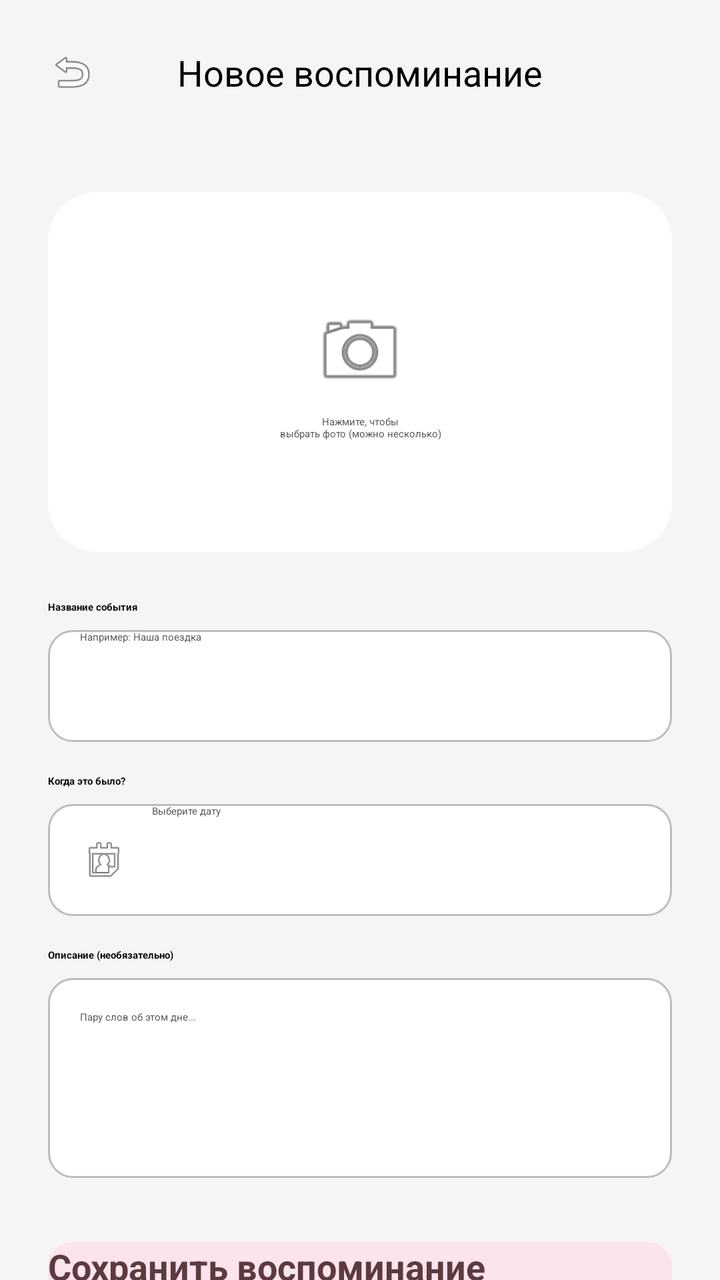
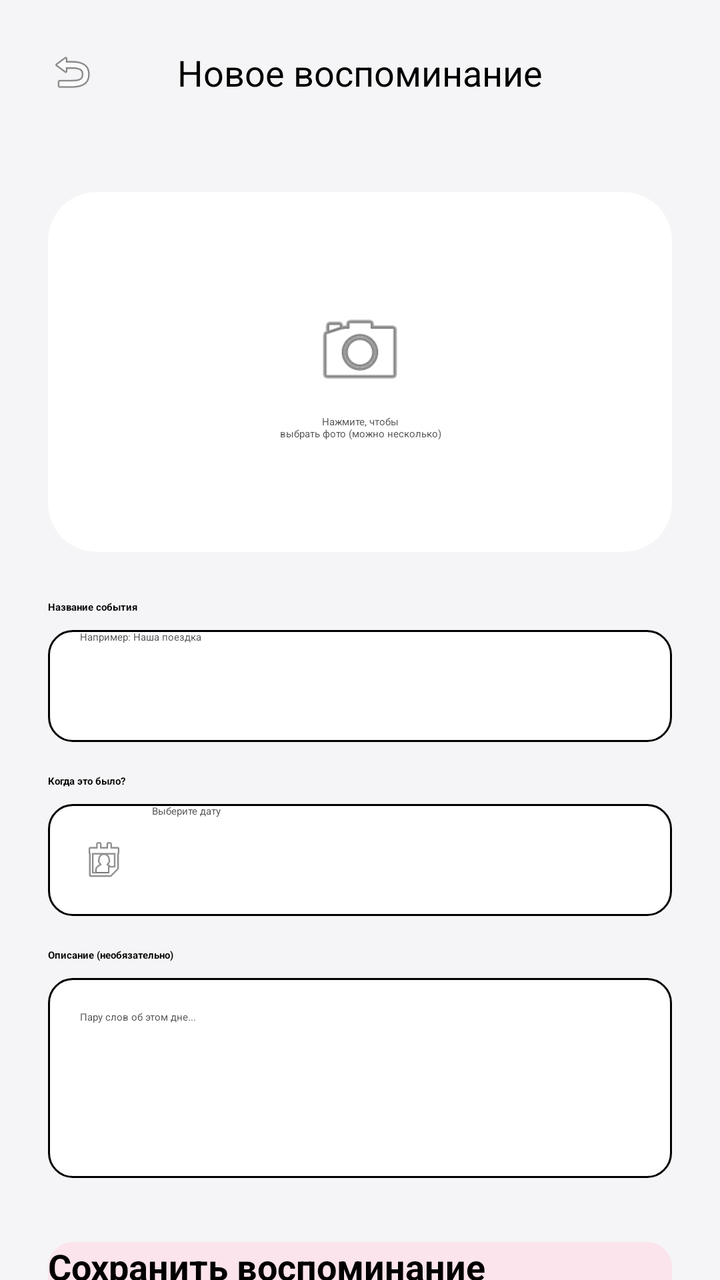

Screens rendered from an Android XML layout before and after an edit, with the pre-edit source and the edit as a unified diff.
<!-- AndroidManifest.xml: application theme Theme.App.Starting -->
<!-- res/layout/add_memory_fragment.xml -->
<?xml version="1.0" encoding="utf-8"?>
<androidx.constraintlayout.widget.ConstraintLayout xmlns:android="http://schemas.android.com/apk/res/android"
    xmlns:app="http://schemas.android.com/apk/res-auto"
    xmlns:tools="http://schemas.android.com/tools"
    android:layout_width="match_parent"
    android:layout_height="match_parent"
    android:background="@color/background_light">

    
    <androidx.constraintlayout.widget.ConstraintLayout
        android:id="@+id/topBar"
        android:layout_width="match_parent"
        android:layout_height="wrap_content"
        android:padding="16dp"
        app:layout_constraintTop_toTopOf="parent">

        <ImageView
            android:id="@+id/btnBack"
            android:layout_width="40dp"
            android:layout_height="40dp"
            android:background="?attr/selectableItemBackgroundBorderless"
            android:padding="8dp"
            android:src="@android:drawable/ic_menu_revert"
            app:layout_constraintBottom_toBottomOf="parent"
            app:layout_constraintStart_toStartOf="parent"
            app:layout_constraintTop_toTopOf="parent"
            app:tint="@color/text_primary" />

        <TextView
            android:layout_width="wrap_content"
            android:layout_height="wrap_content"
            android:fontFamily="sans-serif-bold"
            android:text="Новое воспоминание"
            android:textColor="@color/text_primary"
            android:textSize="18sp"
            app:layout_constraintBottom_toBottomOf="parent"
            app:layout_constraintEnd_toEndOf="parent"
            app:layout_constraintStart_toStartOf="parent"
            app:layout_constraintTop_toTopOf="parent" />

    </androidx.constraintlayout.widget.ConstraintLayout>

    <ScrollView
        android:layout_width="match_parent"
        android:layout_height="0dp"
        android:clipToPadding="false"
        android:paddingBottom="24dp"
        app:layout_constraintBottom_toBottomOf="parent"
        app:layout_constraintTop_toBottomOf="@id/topBar">

        <LinearLayout
            android:layout_width="match_parent"
            android:layout_height="wrap_content"
            android:orientation="vertical"
            android:padding="24dp">

            
            <androidx.cardview.widget.CardView
                android:id="@+id/cardAddPhoto"
                android:layout_width="match_parent"
                android:layout_height="180dp"
                app:cardBackgroundColor="@color/white"
                app:cardCornerRadius="24dp"
                app:cardElevation="0dp">

                <LinearLayout
                    android:layout_width="wrap_content"
                    android:layout_height="wrap_content"
                    android:layout_gravity="center"
                    android:gravity="center"
                    android:orientation="vertical">

                    <ImageView
                        android:layout_width="48dp"
                        android:layout_height="48dp"
                        android:src="@android:drawable/ic_menu_camera"
                        app:tint="@color/text_secondary" />

                    <TextView
                        android:layout_width="wrap_content"
                        android:layout_height="wrap_content"
                        android:layout_marginTop="8dp"
                        android:text="Нажмите, чтобы\nвыбрать фото (можно несколько)"
                        android:textAlignment="center"
                        android:textColor="@color/text_secondary" />
                </LinearLayout>
            </androidx.cardview.widget.CardView>

            
            <androidx.recyclerview.widget.RecyclerView
                android:id="@+id/rvSelectedImages"
                android:layout_width="match_parent"
                android:layout_height="wrap_content"
                android:layout_marginTop="16dp"
                android:orientation="horizontal"
                android:visibility="gone"
                tools:listitem="@layout/item_selected_image"
                tools:visibility="visible" />

            
            <TextView
                android:layout_width="wrap_content"
                android:layout_height="wrap_content"
                android:layout_marginTop="24dp"
                android:layout_marginBottom="8dp"
                android:text="Название события"
                android:textColor="@color/text_primary"
                android:textStyle="bold" />

            <EditText
                android:id="@+id/etTitle"
                android:layout_width="match_parent"
                android:layout_height="56dp"
                android:background="@drawable/bg_input_field"
                android:hint="Например: Наша поездка"
                android:inputType="textCapSentences"
                android:paddingHorizontal="16dp"
                android:textColor="@color/text_primary"
                android:textColorHint="@color/text_secondary" />

            <TextView
                android:layout_width="wrap_content"
                android:layout_height="wrap_content"
                android:layout_marginTop="16dp"
                android:layout_marginBottom="8dp"
                android:text="Когда это было?"
                android:textColor="@color/text_primary"
                android:textStyle="bold" />

            <LinearLayout
                android:layout_width="match_parent"
                android:layout_height="56dp"
                android:background="@drawable/bg_input_field"
                android:gravity="center_vertical"
                android:orientation="horizontal"
                android:paddingHorizontal="16dp">

                <ImageView
                    android:layout_width="24dp"
                    android:layout_height="24dp"
                    android:layout_marginEnd="12dp"
                    android:src="@android:drawable/ic_menu_my_calendar"
                    app:tint="@color/text_secondary" />

                <EditText
                    android:id="@+id/etDate"
                    android:layout_width="match_parent"
                    android:layout_height="match_parent"
                    android:background="@null"
                    android:clickable="true"
                    android:focusable="false"
                    android:hint="Выберите дату"
                    android:textColor="@color/text_primary"
                    android:textColorHint="@color/text_secondary" />
            </LinearLayout>

            <TextView
                android:layout_width="wrap_content"
                android:layout_height="wrap_content"
                android:layout_marginTop="16dp"
                android:layout_marginBottom="8dp"
                android:text="Описание (необязательно)"
                android:textColor="@color/text_primary"
                android:textStyle="bold" />

            <EditText
                android:id="@+id/etDescription"
                android:layout_width="match_parent"
                android:layout_height="wrap_content"
                android:background="@drawable/bg_input_field"
                android:gravity="top"
                android:hint="Пару слов об этом дне..."
                android:inputType="textMultiLine|textCapSentences"
                android:minHeight="100dp"
                android:padding="16dp"
                android:textColor="@color/text_primary"
                android:textColorHint="@color/text_secondary" />

            <androidx.appcompat.widget.AppCompatButton
                android:id="@+id/btnSaveMemory"
                android:layout_width="match_parent"
                android:layout_height="56dp"
                android:layout_marginTop="32dp"
                android:background="@drawable/bg_input_field"
                android:backgroundTint="@color/baby_pink"
                android:text="Сохранить воспоминание"
                android:textAllCaps="false"
                android:textColor="@color/button_text"
                android:textSize="18sp"
                android:textStyle="bold" />

        </LinearLayout>
    </ScrollView>

    
    <FrameLayout
        android:id="@+id/loadingOverlay"
        android:layout_width="match_parent"
        android:layout_height="match_parent"
        android:background="#80000000"
        android:clickable="true"
        android:focusable="true"
        android:visibility="gone">

        <LinearLayout
            android:layout_width="wrap_content"
            android:layout_height="wrap_content"
            android:layout_gravity="center"
            android:orientation="vertical"
            android:gravity="center">

            <ProgressBar
                android:layout_width="wrap_content"
                android:layout_height="wrap_content"
                android:indeterminateTint="@color/white"/>

            <TextView
                android:layout_width="wrap_content"
                android:layout_height="wrap_content"
                android:text="Сохраняем фото..."
                android:textColor="@color/white"
                android:layout_marginTop="8dp"/>
        </LinearLayout>
    </FrameLayout>

</androidx.constraintlayout.widget.ConstraintLayout>
<!-- res/layout/item_selected_image.xml (included above) -->
<?xml version="1.0" encoding="utf-8"?>
<androidx.constraintlayout.widget.ConstraintLayout xmlns:android="http://schemas.android.com/apk/res/android"
    xmlns:app="http://schemas.android.com/apk/res-auto"
    android:layout_width="120dp"
    android:layout_height="140dp"
    android:layout_marginEnd="8dp">

    <androidx.cardview.widget.CardView
        android:layout_width="0dp"
        android:layout_height="0dp"
        android:layout_margin="6dp"
        app:cardCornerRadius="12dp"
        app:cardElevation="2dp"
        app:layout_constraintBottom_toBottomOf="parent"
        app:layout_constraintEnd_toEndOf="parent"
        app:layout_constraintStart_toStartOf="parent"
        app:layout_constraintTop_toTopOf="parent">

        <androidx.constraintlayout.widget.ConstraintLayout
            android:layout_width="match_parent"
            android:layout_height="match_parent">

            <ImageView
                android:id="@+id/ivImage"
                android:layout_width="match_parent"
                android:layout_height="match_parent"
                android:scaleType="centerCrop"
                android:src="@android:drawable/ic_menu_gallery" />

            
            <TextView
                android:id="@+id/tvCoverLabel"
                android:layout_width="match_parent"
                android:layout_height="wrap_content"
                android:background="#99000000"
                android:gravity="center"
                android:paddingVertical="4dp"
                android:text="Обложка"
                android:textColor="@android:color/white"
                android:textSize="10sp"
                android:textStyle="bold"
                android:visibility="gone"
                app:layout_constraintBottom_toBottomOf="parent" />

            
            <View
                android:id="@+id/viewSelectionBorder"
                android:layout_width="match_parent"
                android:layout_height="match_parent"
                android:background="@drawable/bg_border_selected"
                android:visibility="gone"/>

        </androidx.constraintlayout.widget.ConstraintLayout>
    </androidx.cardview.widget.CardView>

    
    <androidx.cardview.widget.CardView
        android:id="@+id/btnRemove"
        android:layout_width="28dp"
        android:layout_height="28dp"
        app:cardBackgroundColor="#FFCDD2"
        app:cardCornerRadius="14dp"
        app:cardElevation="4dp"
        app:layout_constraintEnd_toEndOf="parent"
        app:layout_constraintTop_toTopOf="parent">

        <ImageView
            android:layout_width="match_parent"
            android:layout_height="match_parent"
            android:padding="6dp"
            android:src="@android:drawable/ic_menu_close_clear_cancel"
            app:tint="@color/heart_red" />
    </androidx.cardview.widget.CardView>

</androidx.constraintlayout.widget.ConstraintLayout>
<!-- resources referenced by this layout -->
<resources>
  <color name="baby_pink">#FCE4EC</color>
  <color name="background_light">#F5F5F7</color>
  <color name="button_text">#5D3A40</color>
  <color name="heart_red">#FF5252</color>
  <color name="text_primary">#000000</color>
  <color name="text_secondary">#575757</color>
  <color name="white">#FFFFFF</color>
  <!-- drawable bg_border_selected (drawable) -->
  <?xml version="1.0" encoding="utf-8"?>
  <shape xmlns:android="http://schemas.android.com/apk/res/android">
      <stroke android:width="3dp" android:color="@color/baby_pink"/>
      <solid android:color="@android:color/transparent"/>
      <corners android:radius="12dp"/>
  </shape>
  <!-- drawable bg_input_field (drawable) -->
  <?xml version="1.0" encoding="utf-8"?>
  <shape xmlns:android="http://schemas.android.com/apk/res/android">
  
      <solid android:color="@color/white" />
  
      <corners android:radius="12dp" />
  
      <stroke
          android:width="1dp"
          android:color="@color/nav_icon_inactive" />
  </shape>
  <style name="Theme.App.Starting" parent="Theme.SplashScreen">
          <item name="windowSplashScreenBackground">@android:color/white</item>
          <item name="windowSplashScreenAnimatedIcon">@drawable/splash_icon</item>
          <item name="windowSplashScreenAnimationDuration">1000</item>
          <item name="postSplashScreenTheme">@style/Theme.OurMemories</item>
      </style>
  <color name="nav_icon_inactive">#BDBDBD</color>
  <!-- drawable splash_icon: png bitmap (drawable, 316944 bytes) -->
  <style name="Theme.OurMemories" parent="Base.Theme.OurMemories" />
  <style name="Base.Theme.OurMemories" parent="Theme.Material3.DayNight.NoActionBar">
          <item name="colorPrimary">@color/primary_lavender</item>
          <item name="colorOnPrimary">@color/white</item>
  
          <item name="android:windowBackground">@color/background_light</item>
          <item name="colorSurface">@color/white</item>
          <item name="colorOnSurface">@color/text_primary</item>
          <item name="colorOnBackground">@color/text_primary</item>
  
          <item name="android:textColorPrimary">@color/text_primary</item>
          <item name="android:textColorSecondary">@color/text_secondary</item>
      </style>
  <color name="primary_lavender">#9C27B0</color>
</resources>

<!-- the commit's change to res/layout/add_memory_fragment.xml (unified diff, before → after) -->
@@ -185,7 +185,7 @@
                 android:backgroundTint="@color/baby_pink"
                 android:text="Сохранить воспоминание"
                 android:textAllCaps="false"
-                android:textColor="@color/button_text"
+                android:textColor="@color/text_primary"
                 android:textSize="18sp"
                 android:textStyle="bold" />
 
@@ -263,7 +263,7 @@
                 android:gravity="center"
                 android:paddingVertical="4dp"
                 android:text="Обложка"
-                android:textColor="@android:color/white"
+                android:textColor="@color/white"
                 android:textSize="10sp"
                 android:textStyle="bold"
                 android:visibility="gone"
@@ -275,7 +275,7 @@
                 android:layout_width="match_parent"
                 android:layout_height="match_parent"
                 android:background="@drawable/bg_border_selected"
-                android:visibility="gone"/>
+                android:visibility="visible"/>
 
         </androidx.constraintlayout.widget.ConstraintLayout>
     </androidx.cardview.widget.CardView>
<!-- resource entries referenced after the edit -->
@@ -2,7 +2,6 @@
 <resources>
   <color name="baby_pink">#FCE4EC</color>
   <color name="background_light">#F5F5F7</color>
-  <color name="button_text">#5D3A40</color>
   <color name="heart_red">#FF5252</color>
   <color name="text_primary">#000000</color>
   <color name="text_secondary">#575757</color>
@@ -24,7 +23,7 @@
   
       <stroke
           android:width="1dp"
-          android:color="@color/nav_icon_inactive" />
+          android:color="@color/text_primary" />
   </shape>
   <style name="Theme.App.Starting" parent="Theme.SplashScreen">
           <item name="windowSplashScreenBackground">@android:color/white</item>
@@ -32,7 +31,6 @@
           <item name="windowSplashScreenAnimationDuration">1000</item>
           <item name="postSplashScreenTheme">@style/Theme.OurMemories</item>
       </style>
-  <color name="nav_icon_inactive">#BDBDBD</color>
   <!-- drawable splash_icon: png bitmap (drawable, 316944 bytes) -->
   <style name="Theme.OurMemories" parent="Base.Theme.OurMemories" />
   <style name="Base.Theme.OurMemories" parent="Theme.Material3.DayNight.NoActionBar">
